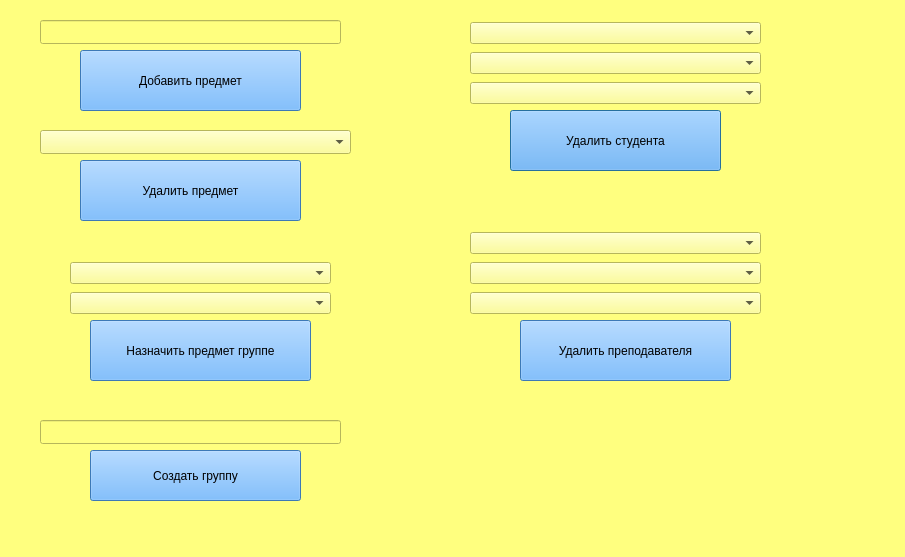
The window that administration.ui (Knigan/DB3) describes before a commit, drawn with Qt 5.
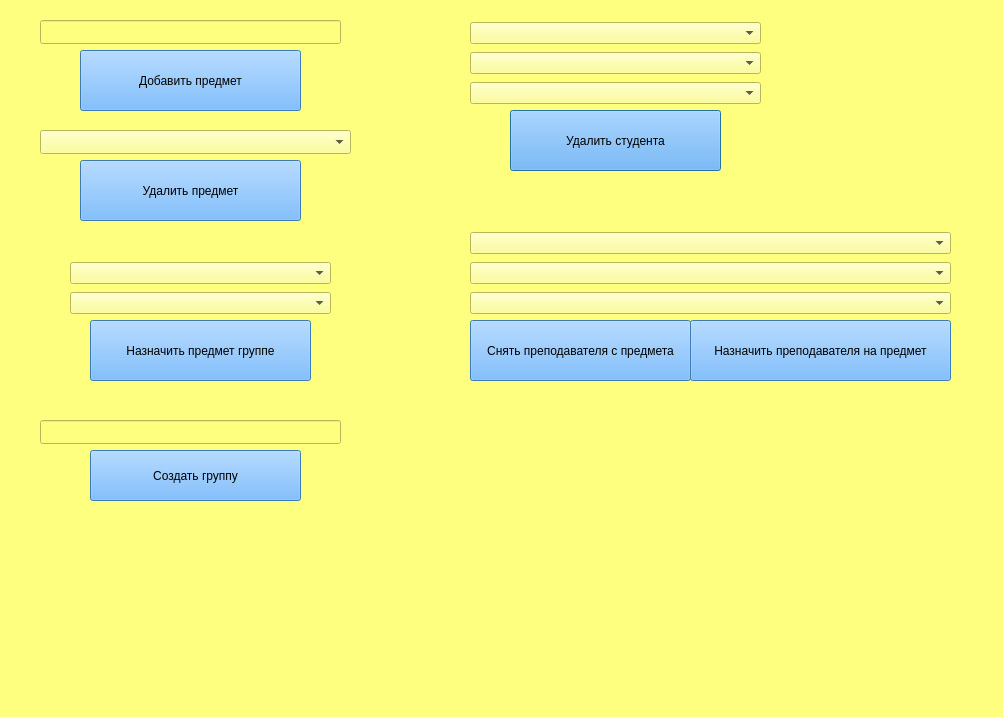
The same window after the commit.

What changed in the file:
```diff
--- a/administration.ui
+++ b/administration.ui
@@ -6,8 +6,8 @@
    <rect>
     <x>0</x>
     <y>0</y>
-    <width>905</width>
-    <height>557</height>
+    <width>1003</width>
+    <height>717</height>
    </rect>
   </property>
   <property name="windowTitle">
@@ -61,9 +61,9 @@
   <widget class="QPushButton" name="RemoveTeacherButton">
    <property name="geometry">
     <rect>
-     <x>520</x>
+     <x>470</x>
      <y>320</y>
-     <width>211</width>
+     <width>221</width>
      <height>61</height>
     </rect>
    </property>
@@ -71,7 +71,7 @@
     <string notr="true">background-color: rgb(85, 170, 255);</string>
    </property>
    <property name="text">
-    <string>Удалить преподавателя</string>
+    <string>Снять преподавателя с предмета</string>
    </property>
   </widget>
   <widget class="QPushButton" name="AddObjectButton">
@@ -119,8 +119,8 @@
   <widget class="QLabel" name="ErrorLabel">
    <property name="geometry">
     <rect>
-     <x>20</x>
-     <y>520</y>
+     <x>40</x>
+     <y>610</y>
      <width>881</width>
      <height>16</height>
     </rect>
@@ -155,7 +155,7 @@
     <string>Создать группу</string>
    </property>
   </widget>
-  <widget class="QWidget" name="">
+  <widget class="QWidget" name="layoutWidget">
    <property name="geometry">
     <rect>
      <x>470</x>
@@ -176,12 +176,12 @@
     </item>
    </layout>
   </widget>
-  <widget class="QWidget" name="">
+  <widget class="QWidget" name="layoutWidget">
    <property name="geometry">
     <rect>
      <x>470</x>
      <y>230</y>
-     <width>291</width>
+     <width>481</width>
      <height>86</height>
     </rect>
    </property>
@@ -197,7 +197,7 @@
     </item>
    </layout>
   </widget>
-  <widget class="QWidget" name="">
+  <widget class="QWidget" name="layoutWidget">
    <property name="geometry">
     <rect>
      <x>70</x>
@@ -215,6 +215,22 @@
     </item>
    </layout>
   </widget>
+  <widget class="QPushButton" name="SetTeacherButton">
+   <property name="geometry">
+    <rect>
+     <x>690</x>
+     <y>320</y>
+     <width>261</width>
+     <height>61</height>
+    </rect>
+   </property>
+   <property name="styleSheet">
+    <string notr="true">background-color: rgb(85, 170, 255);</string>
+   </property>
+   <property name="text">
+    <string>Назначить преподавателя на предмет</string>
+   </property>
+  </widget>
  </widget>
  <resources/>
  <connections/>
```
